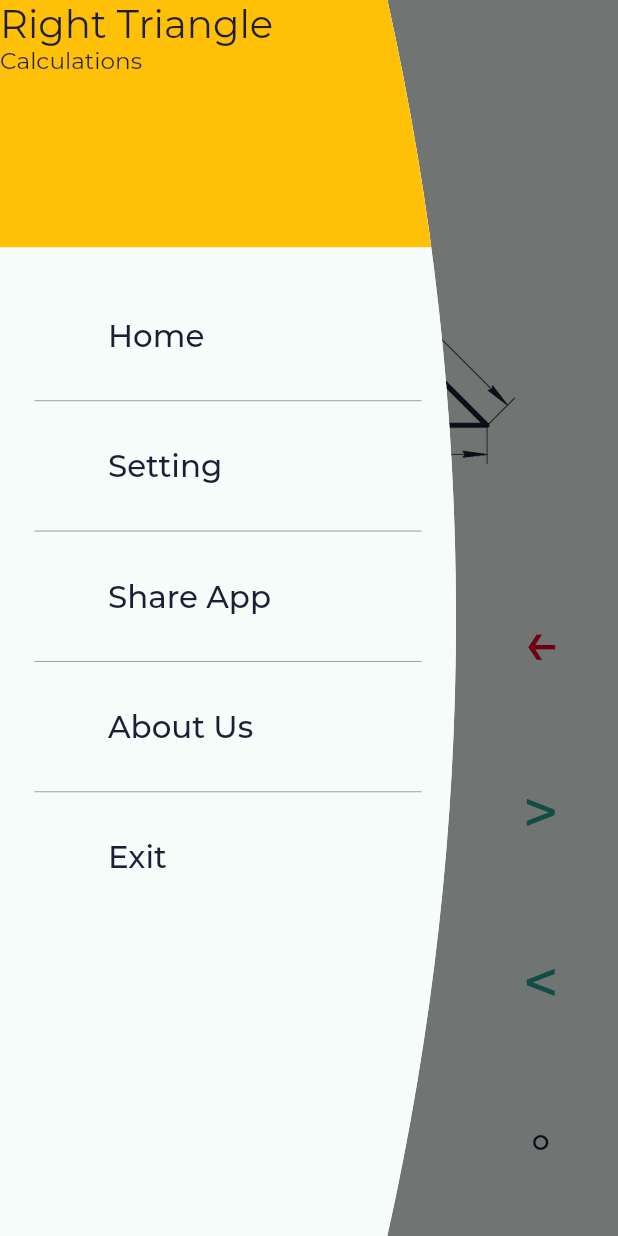
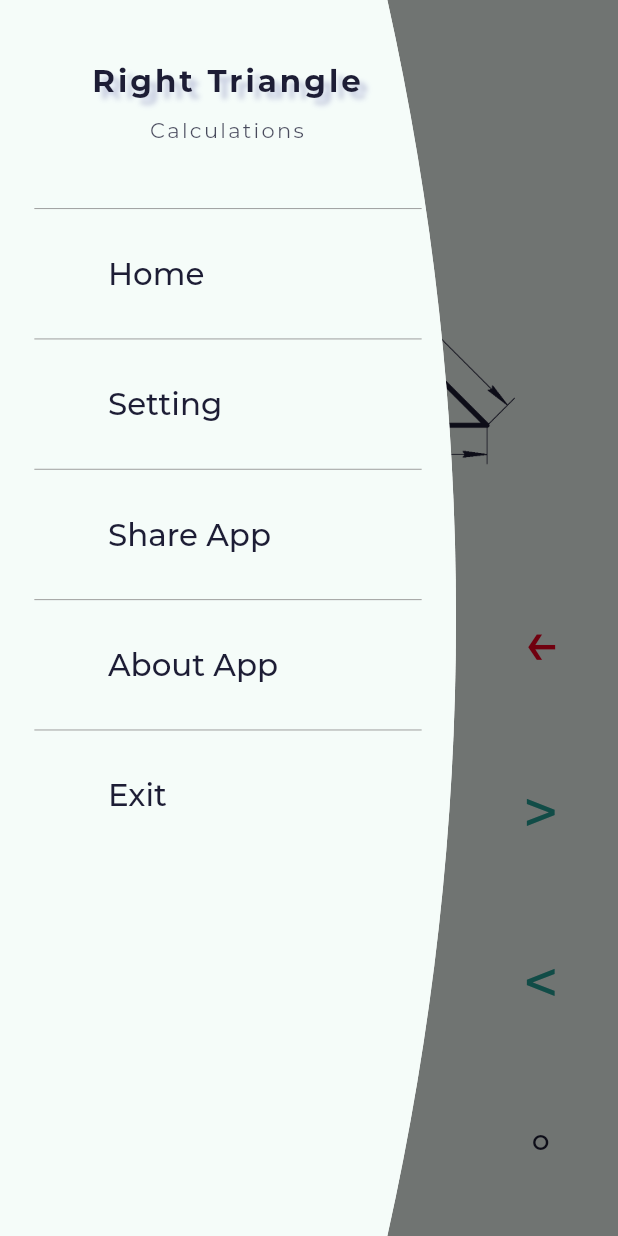
Before and after one commit to a-dev-mobile/calc_triangle, a Flutter app: the CalculatePage screen opened by its route, with the side drawer open, on a phone screen of 412 x 824 dp. Run offline on Flutter 3.47's test engine with Material 2 defaults, Android fonts, the phone set to English and light mode, and no system bars; our stand-ins replace flutter_screenutil, get, get_storage, google_mobile_ads, logger, share; accounts and stored records are empty; network calls fail.

Commit message:
added translation and updated the settings screen

```diff
--- a/lib/app/constant/const_string.dart
+++ b/lib/app/constant/const_string.dart
@@ -5,6 +5,9 @@ abstract class ConstString {
   static const String keyPrecisionResult = 'precision_result';
   static const String keyShowLaunchScreen = 'show_launch_screen';
   static const String keyFirstStartApp = 'first_start';
+  static const String keyLocale = 'locale_app';
+  static const String localeRu = 'ru';
+  static const String localeEn = 'en';
   static var playStoreUrl =
       'https://play.google.com/store/apps/details?id=com.webaddicted.movies4u';
 }
--- a/lib/app/translations/languages/en.dart
+++ b/lib/app/translations/languages/en.dart
@@ -1,35 +1,33 @@
 Map<String, String> en = {
-  'about': 'About Us',
+  'about': 'About App',
   'app_name': 'Right Triangle',
   'app_name_sub': 'Calculations',
-  'right_triangle': 'Right Triangle',
   'enter_2_parameters': 'Enter any 2 parameters',
-  'choose_theme': 'Choose your theme',
+
   'launch': 'Start',
   'setting_first_launch': 'Setting up for the first launch',
 
   'setting': 'Setting',
   'home': 'Home',
   'share_app': 'Share App',
-  'share_details': 'See the application of the calculation of triangles',
+  'share_details': 'See the application of the calculation of Right Triangles',
   'exit': 'Exit',
-  'exit_warning': 'Are you sure you want to exit this app?',
+  'exit_warning': 'Are you sure you want to exit app?',
   'warning': 'Warning!',
   'yes': 'Yes',
   'no': 'No',
   'language': 'Language',
-  'language_english': 'English US',
+  'language_en': 'English',
+  'language_ru': 'Russian',
   'show_startup_screen': 'Show startup screen',
 
-  //Setting
-  'select_theme': 'Selected app theme: ',
+  'select_theme': 'Select app theme: ',
   'dark_theme': 'Dark theme',
   'light_theme': 'Light theme',
-  // 'select_theme_light': 'Selected app theme: Light theme',
-  // 'select_theme_dark': 'Selected app theme: Dark theme',
+
   'message_angle_less_90': 'The angle must be less than 90°',
   'enter_value_sides': 'Enter the value of one of the sides',
-  'selected_precision_result': 'Selected precision of results: ',
+  'selected_precision_result': 'Select precision of results: ',
   'message_hypotenuse_greater_cathetus':
       'Hypotenuse must be greater than the cathetus',
 };
--- a/lib/app/translations/languages/ru.dart
+++ b/lib/app/translations/languages/ru.dart
@@ -1,6 +1,30 @@
 Map<String, String> ru = {
-  'app_name': 'Треугольник',
-  'app_name_sub': 'Расчет и формулы',
-  'right_triangle': 'Прямоугольный треугольний',
-  'enter_2_parameters': 'Введите любые 2 параметра'
+  'app_name': 'Прямоугольный треугольник',
+  'app_name_sub': 'Расчет',
+  'enter_2_parameters': 'Введите любые 2 параметра',
+  'about': 'О приложении',
+
+  'launch': 'Start',
+  'setting_first_launch': 'Настройки первого запуска',
+  'setting': 'Настройки',
+  'home': 'Домой',
+  'share_app': 'Поделиться',
+  'share_details': 'Посмотрите приложение расчета прямоугольных треугольников',
+  'exit': 'Выход',
+  'exit_warning': 'Вы уверены, что хотите выйти из приложения?',
+  'warning': 'Предупреждение!',
+  'yes': 'Да',
+  'no': 'Нет',
+  'language': 'Язык',
+  'language_en': 'English',
+  'language_ru': 'Russian',
+  'show_startup_screen': 'Показать начальный экран',
+  'select_theme': 'Выберите тему: ',
+  'dark_theme': 'Темная',
+  'light_theme': 'Светлая',
+  'message_angle_less_90': 'Угол должен быть меньше 90°',
+  'enter_value_sides': 'Введите значение одной из сторон',
+  'selected_precision_result': 'Выберите точность результатов: ',
+  'message_hypotenuse_greater_cathetus':
+      'Гипотенуза должна быть больше катета',
 };
--- a/lib/app/translations/translate_helper.dart
+++ b/lib/app/translations/translate_helper.dart
@@ -5,6 +5,9 @@ class TranslateHelper {
   // он предназначен для предотвращения создания экземпляра TranslateHelper
   TranslateHelper._();
   static updateLocale(Locale locale) {
+
+
+
     Get.updateLocale(locale);
   }
 
@@ -13,7 +16,7 @@ class TranslateHelper {
   static String get appName => 'app_name'.tr;
   static String get appNameSub => 'app_name_sub'.tr;
   static String get about => 'about'.tr;
-  static String get chooseTheme => 'choose_theme'.tr;
+
   static String get launch => 'launch'.tr;
   static String get settingFirstLaunch => 'setting_first_launch'.tr;
   static String get darkTheme => 'dark_theme'.tr;
@@ -29,7 +32,8 @@ class TranslateHelper {
   static String get no => 'no'.tr;
 
   static String get showStartupScreen => 'show_startup_screen'.tr;
-  static String get languageEnglish => 'language_english'.tr;
+  static String get languageEn => 'language_en'.tr;
+  static String get languageRu => 'language_ru'.tr;
   static String get language => 'language'.tr;
   static String get selectTheme => 'select_theme'.tr;
   static String get selectThemeLight => 'select_theme_light'.tr;
--- a/lib/app/ui/pages/welcome/welcome_p.dart
+++ b/lib/app/ui/pages/welcome/welcome_p.dart
@@ -44,7 +44,7 @@ class WelcomePage extends StatelessWidget {
                       child: const ImageAppWidget(),
                     ),
                     // RightTriangleImageInfoWidget(),
-                    const WelcomeAppTitle(),
+                     WelcomeAppTitle(fontSize:  AppSize.fontSizeHeadline4(context),),
                     AppWidgets.dividerWelcome(),
                     const ChangeThemeWidget(),
                     AppWidgets.dividerWelcome(),
@@ -152,7 +152,6 @@ class WelcomeBtnStart extends StatelessWidget {
   @override
   Widget build(BuildContext context) {
     return ElevatedButton(
-
       onPressed: () => Get.toNamed(Routes.CALCULATE),
       child: Text(TranslateHelper.launch, style: AppStyleButton.start(context)),
     );
@@ -160,10 +159,11 @@ class WelcomeBtnStart extends StatelessWidget {
 }
 
 class WelcomeAppTitle extends StatelessWidget {
-  const WelcomeAppTitle({
-    Key? key,
+   WelcomeAppTitle({
+    Key? key, required this.fontSize,
   }) : super(key: key);
 
+  final double fontSize;
   @override
   Widget build(BuildContext context) {
     return Column(
@@ -174,7 +174,7 @@ class WelcomeAppTitle extends StatelessWidget {
           style: TextStyle(
             color: AppColors.text(context),
             letterSpacing: 2.0,
-            fontSize: AppSize.fontSizeHeadline4(context),
+            fontSize:fontSize,
             fontWeight: FontWeight.bold,
             shadows: Get.isDarkMode == true
                 //тень взависимости от темы
--- a/lib/app/ui/theme/app_style.dart
+++ b/lib/app/ui/theme/app_style.dart
@@ -71,7 +71,7 @@ abstract class AppStyleTextImage {
     return TextStyle(
         color: Colors.red,
         backgroundColor: AppColors.content(context),
-        fontSize: 25.sp);
+        fontSize: 20.sp);
   }
 
   static TextStyle activeParam(BuildContext context) {
@@ -86,7 +86,7 @@ abstract class AppStyleTextImage {
     return TextStyle(
         color: AppColors.text(context),
         backgroundColor: AppColors.content(context),
-        fontSize: 20.sp);
+        fontSize: 18.sp);
   }
 }
 
--- a/lib/app/ui/widgets/drawer/drawer_w.dart
+++ b/lib/app/ui/widgets/drawer/drawer_w.dart
@@ -1,6 +1,7 @@
 import 'package:calc_triangle/app/constant/const_string.dart';
 import 'package:calc_triangle/app/routes/app_routes.dart';
 import 'package:calc_triangle/app/translations/translate_helper.dart';
+import 'package:calc_triangle/app/ui/pages/welcome/welcome_p.dart';
 import 'package:calc_triangle/app/ui/theme/app_color.dart';
 
 import 'package:calc_triangle/app/ui/theme/app_style.dart';
@@ -42,23 +43,23 @@ class _DrawerWidgetState extends State<DrawerWidget> {
             child: SingleChildScrollView(
               physics: const BouncingScrollPhysics(),
               child: Column(
+                mainAxisAlignment: MainAxisAlignment.center,
+                crossAxisAlignment: CrossAxisAlignment.center,
                 children: [
-                  Container(
-                    color: Colors.amber,
-                    height: 0.2.sh,
-                    width: 1.sw,
-                    child: Column(
-                      crossAxisAlignment: CrossAxisAlignment.start,
-                      mainAxisAlignment: MainAxisAlignment.start,
-                      children: [
-                        Text(TranslateHelper.appName,
-                            style: AppStyleDrawer.textAppName(_context)),
-                        Text(TranslateHelper.appNameSub,
-                            style: AppStyleDrawer.textAppNameSub(_context)),
-                      ],
+                  Padding(
+                    padding: EdgeInsets.only(top: 0.05.sh),
+                    child: SizedBox(
+                      height: 0.1.sh,
+                      width: 1.sw,
+                      child: Center(
+                        child: WelcomeAppTitle(
+                          fontSize: 20.sp,
+                        ),
+                      ),
                     ),
                   ),
-                  SizedBox(height: 30.h),
+                  AppWidgets.dividerDrawer(),
+                  // SizedBox(height: 30.h),
                   DrawerRow(
                       onTap: () {
                         // Get.toNamed(Routes.SELECT_SHAPE);
@@ -84,7 +85,39 @@ class _DrawerWidgetState extends State<DrawerWidget> {
                       msg: TranslateHelper.shareApp),
                   AppWidgets.dividerDrawer(),
                   DrawerRow(
-                      onTap: () {},
+                      onTap: () {
+                        Get.defaultDialog(
+                            title: TranslateHelper.about,
+                            backgroundColor: AppColors.content(context),
+                            content: Align(
+                              alignment: Alignment.topLeft,
+                              child: Column(
+                                children: [
+                                  Text(
+                                    'App is created using flutter',
+                                    style: AppStyleText.subText(context),
+                                  ),
+                                  AppWidgets.dividerWelcome(),
+                                  Text(
+                                    'Libraries:',
+                                    style: AppStyleText.subText(context),
+                                  ),
+                                  SizedBox(height: 20.h),
+                                  Text(
+                                    '''
+flutter_screenutil: ^5.0.0+2
+get: ^4.3.8
+get_storage: ^2.0.3
+logger: ^1.1.0
+google_mobile_ads: ^0.13.4
+share: ^2.0.4
+''',
+                                    style: AppStyleText.subText(context),
+                                  ),
+                                ],
+                              ),
+                            ));
+                      },
                       icon: Icons.info_outline,
                       msg: TranslateHelper.about),
                   // Spacer(),
--- a/pubspec.yaml
+++ b/pubspec.yaml
@@ -37,8 +37,8 @@ dependencies:
   cupertino_icons: ^1.0.2
   flutter_screenutil: ^5.0.0+2
   # flutter_inappwebview: ^5.3.2
-  get:
-  get_storage:
+  get: ^4.3.8
+  get_storage: ^2.0.3
   logger: ^1.1.0
   google_mobile_ads: ^0.13.4
   share: ^2.0.4
```
Also changed, not shown: lib/app/controller/setting/setting_c.dart (+18 -0 lines), lib/app/ui/pages/setting/setting_p.dart (+49 -3 lines), lib/app/utils/app_utils.dart (+15 -0 lines), lib/main.dart (+9 -5 lines), assets/image/triangle/scalene_triangle_info.png (deleted).
